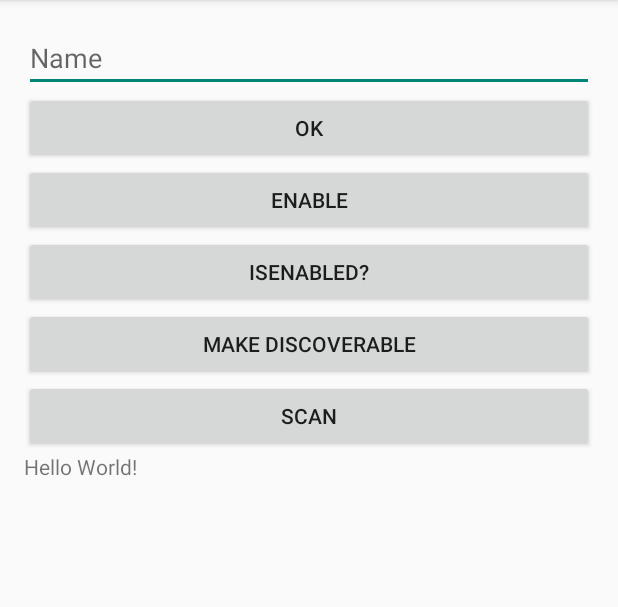
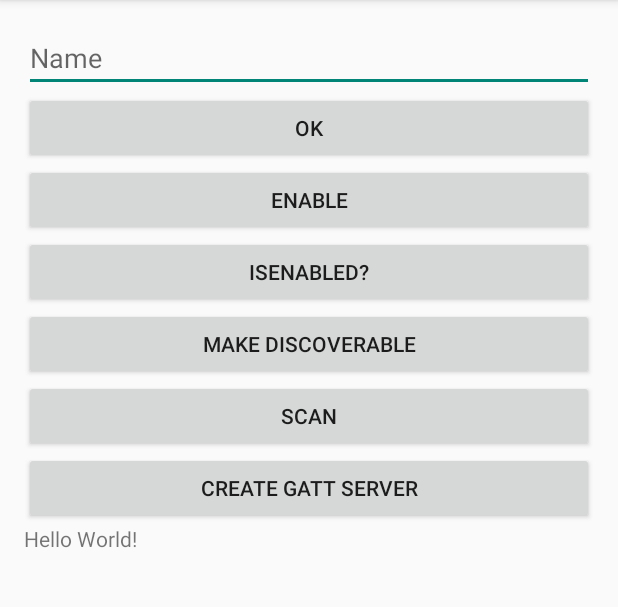
Before and after one commit to mephest0/Cards, an Android app: the screen it shows after launch (MainActivity), after a tap on "ENABLE", on a phone screen of 412 x 824 dp, the part 84-691 px from its top. Run offline under Robolectric (Android 15) with nearby library versions, the phone set to English and light mode, and no system bars.

Commit message:
Created GattServer

```diff
--- a/app/src/main/java/heavyinternetindustries/mephesto/cards/BLEManager.java
+++ b/app/src/main/java/heavyinternetindustries/mephesto/cards/BLEManager.java
@@ -1,31 +1,45 @@
 package heavyinternetindustries.mephesto.cards;
 
-import android.bluetooth.BluetoothAdapter;
-import android.bluetooth.BluetoothDevice;
+import android.bluetooth.*;
 import android.bluetooth.le.BluetoothLeScanner;
 import android.bluetooth.le.ScanCallback;
+import android.bluetooth.le.ScanFilter;
 import android.bluetooth.le.ScanResult;
+import android.bluetooth.le.ScanSettings;
 import android.content.Context;
 import android.content.Intent;
+import android.os.ParcelUuid;
+import android.support.annotation.NonNull;
 
+import java.util.ArrayList;
+import java.util.Collection;
+import java.util.Iterator;
 import java.util.List;
+import java.util.ListIterator;
+import java.util.UUID;
 
 /**
  * Created by mephest0 on 09.02.16.
  */
 public class BLEManager extends ScanCallback {
     private static final int REQUEST_ENABLE_BT = 1337;
+    public static final String B4UUID = "6bba20f1-2876-45b3-a35d-141b6b2983fe";
+
+    BluetoothGattServer server;
+    BluetoothGattService service = new BluetoothGattService(
+            UUID.fromString(B4UUID),
+            BluetoothGattService.SERVICE_TYPE_SECONDARY);
     private MainActivity activity;
     BluetoothAdapter bluetoothAdapter;
     private boolean isScanning;
     private BluetoothLeScanner scanner;
+    private android.bluetooth.BluetoothManager bluetoothManager;
 
     public BLEManager(MainActivity activity) {
         this.activity = activity;
         isScanning = false;
 
-        final android.bluetooth.BluetoothManager bluetoothManager =
-                (android.bluetooth.BluetoothManager) activity.getSystemService(Context.BLUETOOTH_SERVICE);
+        bluetoothManager = (android.bluetooth.BluetoothManager) activity.getSystemService(Context.BLUETOOTH_SERVICE);
         bluetoothAdapter = bluetoothManager.getAdapter();
 
         if (bluetoothAdapter == null) try {
@@ -33,6 +47,8 @@ public class BLEManager extends ScanCallback {
         } catch (Exception e) {
             System.err.println("Could not throw exception");
         }
+
+        System.out.println("Bluetooth LE manager created");
     }
 
     public boolean isEnabled() {
@@ -40,10 +56,15 @@ public class BLEManager extends ScanCallback {
     }
 
     public void enable() {
+        db("enable Bluetooth");
         if (!isEnabled()) {
             Intent enableBtIntent = new Intent(BluetoothAdapter.ACTION_REQUEST_ENABLE);
             activity.startActivityForResult(enableBtIntent, REQUEST_ENABLE_BT);
         }
+    }
+
+    private void db(String s) {
+        System.out.println(" (b4m) " + s);
     }
 
     public void setName(String name) {
@@ -59,7 +80,16 @@ public class BLEManager extends ScanCallback {
             if (!isScanning) {
                 System.out.println("starting scan");
                 scanner = bluetoothAdapter.getBluetoothLeScanner();
-                scanner.startScan(this);
+
+                ScanFilter.Builder filter = new ScanFilter.Builder();
+                filter.setServiceUuid(new ParcelUuid(UUID.fromString(B4UUID)));
+                ArrayList<ScanFilter> filters = new ArrayList<>();
+                filters.add(filter.build());
+
+                ScanSettings.Builder settings = new ScanSettings.Builder();
+                //settings.setScanMode(ScanSettings.SCAN_MODE_LOW_LATENCY);
+
+                scanner.startScan(filters, settings.build(), this);
                 isScanning = true;
             } else {
                 System.out.println("stopping scan");
@@ -89,4 +119,15 @@ public class BLEManager extends ScanCallback {
         discoverableIntent.putExtra(BluetoothAdapter.EXTRA_DISCOVERABLE_DURATION, 120);
         activity.startActivity(discoverableIntent);
     }
+
+    public void createServer(String name) {
+        server = bluetoothManager.openGattServer(activity, new Callback());
+        server.addService(service);
+    }
+
+    private class Callback extends BluetoothGattServerCallback {
+        public Callback() {
+            System.out.println("Created callback");
+        }
+    }
 }
--- a/app/src/main/res/layout/activity_main.xml
+++ b/app/src/main/res/layout/activity_main.xml
@@ -57,6 +57,12 @@
             android:onClick="startLEScan"
             android:id="@+id/scanbutton" />
 
+        <Button
+            android:layout_width="fill_parent"
+            android:layout_height="wrap_content"
+            android:text="Create GATT Server"
+            android:onClick="openGates" />
+
         <TextView
             android:id="@+id/debug_messages"
             android:layout_width="wrap_content"
```
Also changed, not shown: app/src/main/java/heavyinternetindustries/mephesto/cards/MainActivity.java (+8 -1 lines).
